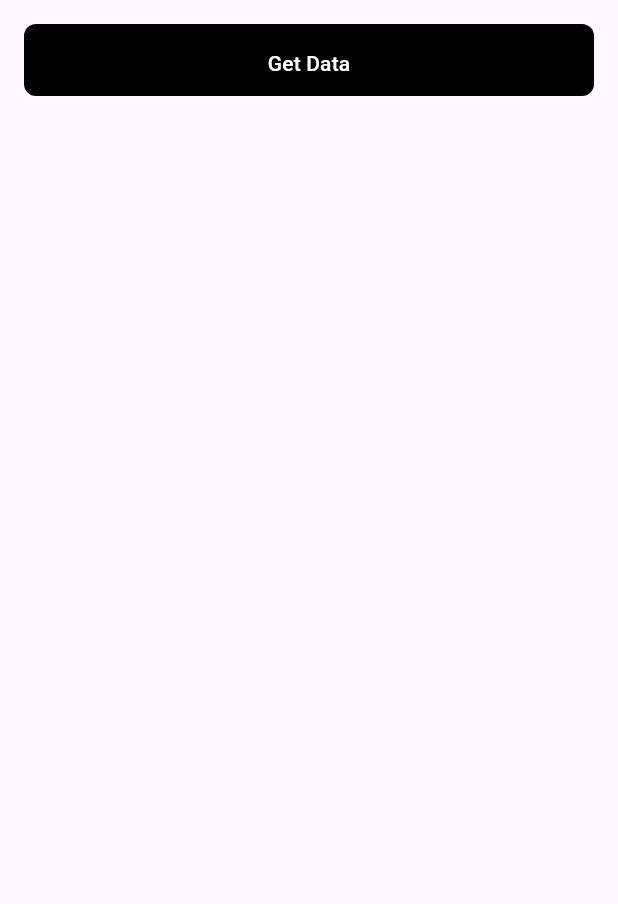
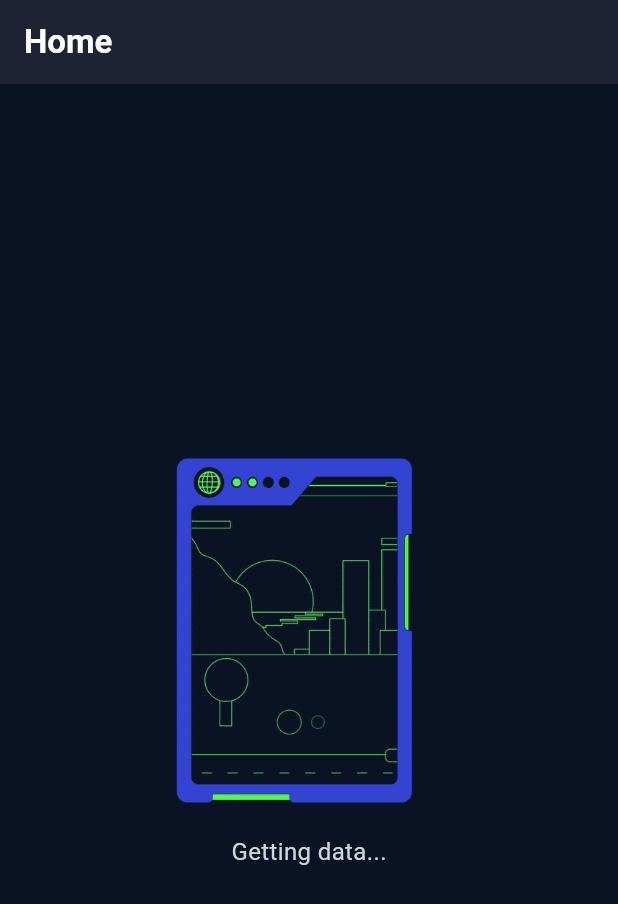
Before and after one commit to possible3656/polaris_assignment, a Flutter app: the screen it shows after launch, on a phone screen of 412 x 824 dp. Shown: the top 904 px of the screen. Run offline on Flutter 3.47's test engine with Material 3 defaults, Android fonts, the phone set to English and light mode, and no system bars; our stand-ins replace dio, either_dart, flutter_bloc, flutter_svg, freezed_annotation; missing offline and left inert: chucker_flutter; generated files the repository leaves out were written again.

Commit message:
Feat: added fluttergen dependency as project dependency and added assets and color palette

```diff
--- a/lib/app/modules/home/view/home_view.dart
+++ b/lib/app/modules/home/view/home_view.dart
@@ -1,9 +1,11 @@
 import 'package:flutter/material.dart';
 import 'package:flutter_bloc/flutter_bloc.dart';
 
+import '../../../generated/assets.gen.dart';
 import '../../../utils/context_utils.dart';
 import '../../../utils/extensions/theme_extensions.dart';
 import '../cubit/home_cubit.dart';
+import 'widgets/home_loading_view.dart';
 
 class HomeView extends StatelessWidget {
   const HomeView({super.key});
@@ -11,14 +13,21 @@ class HomeView extends StatelessWidget {
   @override
   Widget build(BuildContext context) {
     return Scaffold(
-      body: Padding(
-        padding: const EdgeInsets.all(16),
-        child: SafeArea(
-          child: TextButton(
-            onPressed: context.read<HomeCubit>().getData,
-            child: Text('Get Data', style: ContextUtils.theme.buttonTextStyle),
-          ),
+      appBar: AppBar(
+        backgroundColor: ContextUtils.theme.secondaryBackground,
+        centerTitle: false,
+        title: const Text(
+          'Home',
         ),
+      ),
+      body: BlocBuilder<HomeCubit, HomeState>(
+        builder: (context, state) {
+          return state.maybeWhen(
+            orElse: () => HomeLoadingView(),
+            initial: () =>
+                Center(child: Image.asset(Assets.images.loading.keyName)),
+          );
+        },
       ),
     );
   }
--- /dev/null
+++ b/lib/app/modules/home/view/widgets/home_loading_view.dart
@@ -0,0 +1,28 @@
+import 'package:flutter/material.dart';
+
+import '../../../../generated/assets.gen.dart';
+import '../../../../utils/context_utils.dart';
+
+class HomeLoadingView extends StatelessWidget {
+  const HomeLoadingView({super.key});
+
+  @override
+  Widget build(BuildContext context) {
+    return Center(
+      child: Column(
+        mainAxisAlignment: MainAxisAlignment.center,
+        children: [
+          Image.asset(
+            Assets.images.loading.keyName,
+            width: ContextUtils.size.width * .7,
+          ),
+          const SizedBox(height: 16),
+          Text(
+            'Getting data...',
+            style: ContextUtils.theme.textTheme.bodyMedium,
+          ),
+        ],
+      ),
+    );
+  }
+}
--- a/lib/app/theme/app_colors.dart
+++ b/lib/app/theme/app_colors.dart
@@ -1,8 +1,12 @@
 import 'package:flutter/material.dart';
 
 abstract class AppColors {
-  static const primaryTextColor = Colors.black;
-  static const secondaryTextColor = Color(0xFF3C3C3C);
+  static const black = Colors.black;
+  static const white = Colors.white;
+
   static const borderColor = Color(0x99676879);
-  static const white = Colors.white;
+  static const Color primaryBackground = Color(0xff091323);
+  static const Color secondaryBackground = Color(0xff1d2332);
+  static const Color primaryText = Color(0xffcfd6dc);
+  static const Color secondaryText = Color(0xff888f9a);
 }
--- a/lib/app/theme/app_theme.dart
+++ b/lib/app/theme/app_theme.dart
@@ -5,33 +5,46 @@ import 'app_colors.dart';
 class AppTheme {
   static final ThemeData appTheme = ThemeData(
     textTheme: _textTheme,
-    textButtonTheme: TextButtonThemeData(
-      style: TextButton.styleFrom(
-        fixedSize: const Size(double.maxFinite, 48),
-        backgroundColor: AppColors.primaryTextColor,
-        shape: RoundedRectangleBorder(
-          borderRadius: BorderRadius.circular(8),
-        ),
-        padding: const EdgeInsets.symmetric(vertical: 16),
+    scaffoldBackgroundColor: AppColors.primaryBackground,
+    appBarTheme: _appBarTheme,
+    textButtonTheme: _textButtonTheme,
+  );
+
+  static final _textButtonTheme = TextButtonThemeData(
+    style: TextButton.styleFrom(
+      minimumSize: const Size(double.infinity, 48),
+      backgroundColor: AppColors.secondaryBackground,
+      shape: RoundedRectangleBorder(
+        borderRadius: BorderRadius.circular(8),
       ),
+      padding: const EdgeInsets.symmetric(vertical: 16),
     ),
   );
+
+  static final _appBarTheme =
+      AppBarTheme(titleTextStyle: _textTheme.titleMedium);
+
   static const _textTheme = TextTheme(
+    titleMedium: TextStyle(
+      fontSize: 22,
+      color: Colors.white,
+      fontWeight: FontWeight.w600,
+    ),
     titleSmall: TextStyle(
-      color: AppColors.primaryTextColor,
-      fontSize: 16,
+      color: AppColors.primaryText,
+      fontSize: 18,
       fontWeight: FontWeight.w700,
     ),
     bodyMedium: TextStyle(
-      color: AppColors.primaryTextColor,
+      color: AppColors.primaryText,
       fontSize: 16,
     ),
     bodySmall: TextStyle(
-      color: AppColors.primaryTextColor,
+      color: AppColors.primaryText,
       fontSize: 14,
     ),
     labelMedium: TextStyle(
-      color: AppColors.secondaryTextColor,
+      color: AppColors.primaryText,
       fontSize: 14,
     ),
   );
--- a/lib/app/utils/extensions/theme_extensions.dart
+++ b/lib/app/utils/extensions/theme_extensions.dart
@@ -1,12 +1,17 @@
 import 'package:flutter/material.dart';
+import 'package:flutter/widgets.dart';
+
 import '../../theme/app_colors.dart';
 import '../../theme/text_styles.dart';
 
 extension CustomThemeData on ThemeData {
-  Color get primaryTextColor => AppColors.primaryTextColor;
-  Color get secondaryTextColor => AppColors.secondaryTextColor;
+  Color get primaryTextColor => AppColors.primaryText;
+  Color get secondaryTextColor => AppColors.secondaryText;
   Color get borderColor => AppColors.borderColor;
   Color get white => AppColors.white;
+  Color get primaryBackground => AppColors.primaryBackground;
+  Color get secondaryBackground => AppColors.secondaryBackground;
+
 
   TextStyle get buttonTextStyle => TextStyles.buttonTextStyle;
 }
--- a/pubspec.yaml
+++ b/pubspec.yaml
@@ -26,8 +26,9 @@ dev_dependencies:
   flutter_test:
     sdk: flutter
 
+  build_runner: ^2.4.11
   flutter_lints: ^3.0.0
-  build_runner: ^2.4.11
+  flutter_gen_runner: ^5.5.0+1
   json_serializable: ^6.8.0
   freezed: ^2.5.2
 
```
Also changed, not shown: assets/images/loading.gif (added), pubspec.lock.
